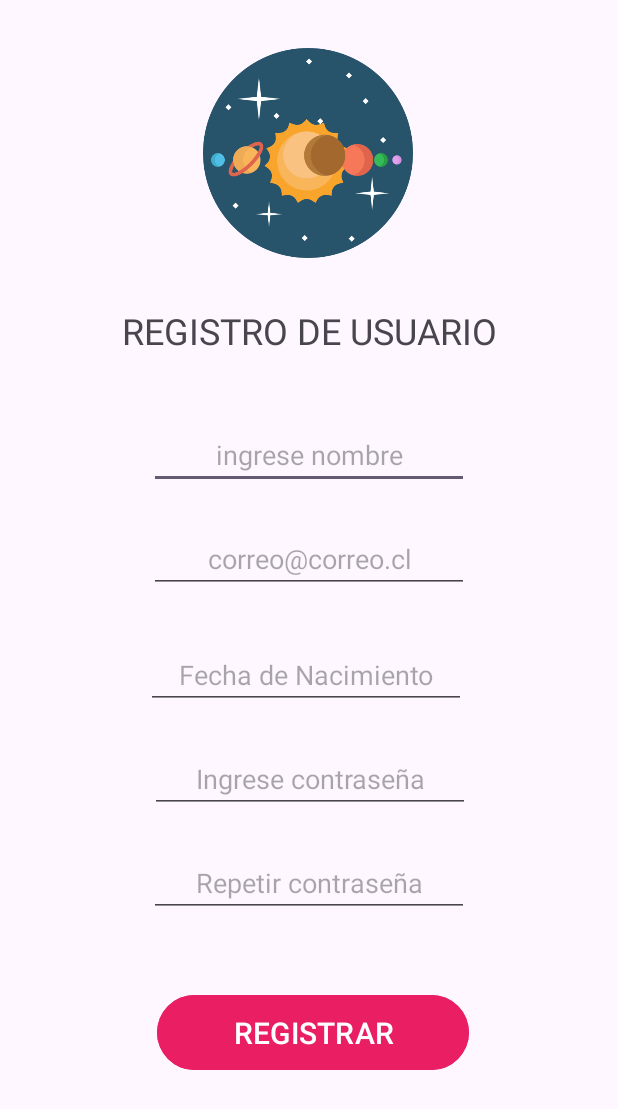
After one commit to Anaguirv/appMovil, an Android app: the Registro screen opened directly, with no data from a screen before it, on a phone screen of 412 x 824 dp. The commit adds this screen. Shown: the top 1109 px of the screen. Run offline under Robolectric (Android 15) with nearby library versions, the phone set to English and light mode, and no system bars.

Commit message:
Creacicón de Activity´s Dashboard y Registro

```diff
--- a/app/src/main/AndroidManifest.xml
+++ b/app/src/main/AndroidManifest.xml
@@ -13,6 +13,12 @@
         android:theme="@style/Theme.Login"
         tools:targetApi="31">
         <activity
+            android:name=".Registro"
+            android:exported="false" />
+        <activity
+            android:name=".Dashboard"
+            android:exported="false" />
+        <activity
             android:name=".MainActivity"
             android:exported="true">
             <intent-filter>
--- /dev/null
+++ b/app/src/main/java/com/example/login/Registro.java
@@ -0,0 +1,24 @@
+package com.example.login;
+
+import android.os.Bundle;
+
+import androidx.activity.EdgeToEdge;
+import androidx.appcompat.app.AppCompatActivity;
+import androidx.core.graphics.Insets;
+import androidx.core.view.ViewCompat;
+import androidx.core.view.WindowInsetsCompat;
+
+public class Registro extends AppCompatActivity {
+
+    @Override
+    protected void onCreate(Bundle savedInstanceState) {
+        super.onCreate(savedInstanceState);
+        EdgeToEdge.enable(this);
+        setContentView(R.layout.activity_registro);
+        ViewCompat.setOnApplyWindowInsetsListener(findViewById(R.id.dashboard), (v, insets) -> {
+            Insets systemBars = insets.getInsets(WindowInsetsCompat.Type.systemBars());
+            v.setPadding(systemBars.left, systemBars.top, systemBars.right, systemBars.bottom);
+            return insets;
+        });
+    }
+}
--- /dev/null
+++ b/app/src/main/res/layout/activity_registro.xml
@@ -0,0 +1,113 @@
+<?xml version="1.0" encoding="utf-8"?>
+<androidx.constraintlayout.widget.ConstraintLayout xmlns:android="http://schemas.android.com/apk/res/android"
+    xmlns:app="http://schemas.android.com/apk/res-auto"
+    xmlns:tools="http://schemas.android.com/tools"
+    android:id="@+id/dashboard"
+    android:layout_width="match_parent"
+    android:layout_height="match_parent"
+    android:textAlignment="center"
+    tools:context=".Registro">
+
+    <ImageView
+        android:id="@+id/imglogo"
+        android:layout_width="160dp"
+        android:layout_height="140dp"
+        android:layout_marginTop="32dp"
+        app:layout_constraintEnd_toEndOf="parent"
+        app:layout_constraintHorizontal_bias="0.497"
+        app:layout_constraintStart_toStartOf="parent"
+        app:layout_constraintTop_toTopOf="parent"
+        app:srcCompat="@drawable/icono" />
+
+    <EditText
+        android:id="@+id/txtnombre"
+        android:layout_width="wrap_content"
+        android:layout_height="wrap_content"
+        android:layout_marginTop="44dp"
+        android:ems="10"
+        android:hint="ingrese nombre"
+        android:inputType="text"
+        android:textAlignment="center"
+        app:layout_constraintEnd_toEndOf="parent"
+        app:layout_constraintStart_toStartOf="parent"
+        app:layout_constraintTop_toBottomOf="@+id/txtmensajeregitro" />
+
+    <Button
+        android:id="@+id/btnregistro"
+        android:layout_width="208dp"
+        android:layout_height="58dp"
+        android:layout_marginTop="48dp"
+        android:backgroundTint="@color/botonIngreso"
+        android:text="@string/btn_registrar"
+        android:textSize="20sp"
+        app:layout_constraintEnd_toEndOf="parent"
+        app:layout_constraintHorizontal_bias="0.513"
+        app:layout_constraintStart_toStartOf="parent"
+        app:layout_constraintTop_toBottomOf="@+id/txtclaverepetir" />
+
+    <EditText
+        android:id="@+id/txtclaverepetir"
+        android:layout_width="wrap_content"
+        android:layout_height="wrap_content"
+        android:layout_marginTop="24dp"
+        android:ems="10"
+        android:hint="Repetir contraseña"
+        android:inputType="textPassword"
+        android:textAlignment="center"
+        app:layout_constraintEnd_toEndOf="parent"
+        app:layout_constraintStart_toStartOf="parent"
+        app:layout_constraintTop_toBottomOf="@+id/txtclaveregistro" />
+
+    <EditText
+        android:id="@+id/txtclaveregistro"
+        android:layout_width="wrap_content"
+        android:layout_height="wrap_content"
+        android:layout_marginTop="24dp"
+        android:ems="10"
+        android:hint="Ingrese contraseña"
+        android:inputType="textPassword"
+        android:textAlignment="center"
+        app:layout_constraintEnd_toEndOf="parent"
+        app:layout_constraintHorizontal_bias="0.505"
+        app:layout_constraintStart_toStartOf="parent"
+        app:layout_constraintTop_toBottomOf="@+id/txtnacimiento" />
+
+    <EditText
+        android:id="@+id/txtnacimiento"
+        android:layout_width="wrap_content"
+        android:layout_height="wrap_content"
+        android:layout_marginTop="32dp"
+        android:ems="10"
+        android:hint="Fecha de Nacimiento"
+        android:inputType="date"
+        android:textAlignment="center"
+        app:layout_constraintEnd_toEndOf="parent"
+        app:layout_constraintHorizontal_bias="0.489"
+        app:layout_constraintStart_toStartOf="parent"
+        app:layout_constraintTop_toBottomOf="@+id/txtuserregistro" />
+
+    <EditText
+        android:id="@+id/txtuserregistro"
+        android:layout_width="wrap_content"
+        android:layout_height="wrap_content"
+        android:layout_marginTop="24dp"
+        android:ems="10"
+        android:hint="correo@correo.cl"
+        android:inputType="textEmailAddress"
+        android:textAlignment="center"
+        app:layout_constraintEnd_toEndOf="parent"
+        app:layout_constraintStart_toStartOf="parent"
+        app:layout_constraintTop_toBottomOf="@+id/txtnombre" />
+
+    <TextView
+        android:id="@+id/txtmensajeregitro"
+        android:layout_width="wrap_content"
+        android:layout_height="wrap_content"
+        android:layout_marginTop="32dp"
+        android:text="REGISTRO DE USUARIO"
+        android:textSize="24sp"
+        app:layout_constraintEnd_toEndOf="parent"
+        app:layout_constraintStart_toStartOf="parent"
+        app:layout_constraintTop_toBottomOf="@+id/imglogo" />
+
+</androidx.constraintlayout.widget.ConstraintLayout>
--- a/app/src/main/res/values/strings.xml
+++ b/app/src/main/res/values/strings.xml
@@ -1,4 +1,5 @@
 <resources>
-    <string name="app_name">Login</string>
-    <string name="btn_ingresar">Ingresar</string>
+    <string name="app_name">SMCL</string>
+    <string name="btn_ingresar">INGRESAR</string>
+    <string name="btn_registrar">REGISTRAR</string>
 </resources>
```
Also changed, not shown: app/src/main/java/com/example/login/Dashboard.java (added, +24 -0 lines), app/src/main/java/com/example/login/MainActivity.java (+29 -2 lines), app/src/main/res/layout/activity_dashboard.xml (added, +23 -0 lines), app/src/main/res/layout/activity_main.xml (+4 -4 lines).
